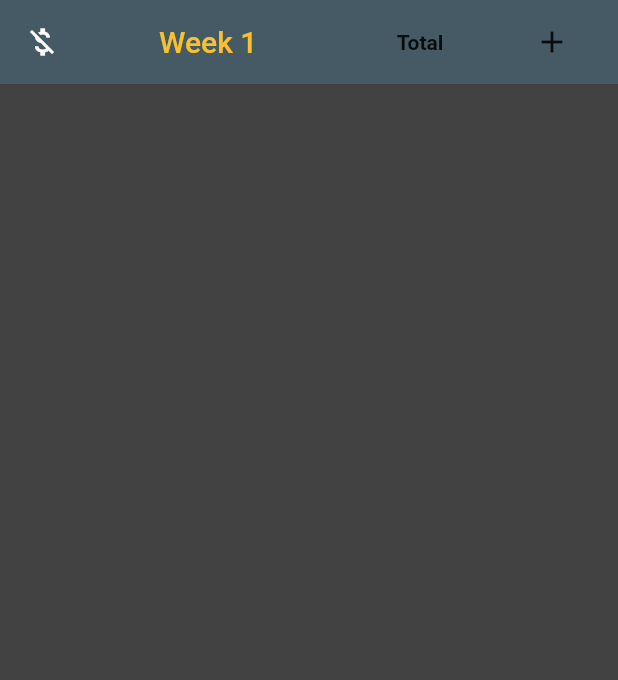
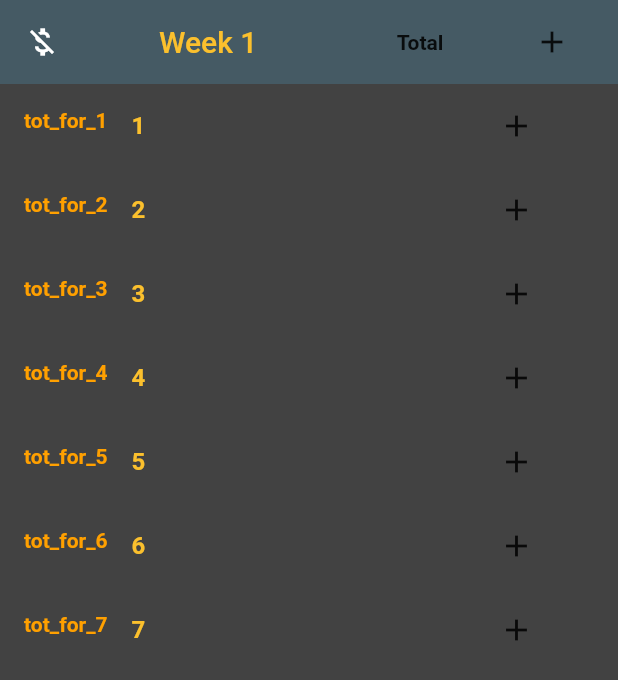
Before and after one commit to saivishnu725/Attendance, a Flutter app: the screen it shows after launch, on a phone screen of 412 x 824 dp. Shown: the top 680 px of the screen. Run offline on Flutter 3.47's test engine with Material 2 defaults, Android fonts, the phone set to English and light mode, and no system bars.

Commit message:
Gave separate listTile for everyone but somehow got no errors for 6 users but got for 7.

```diff
--- a/lib/data.dart
+++ b/lib/data.dart
@@ -1,6 +1,6 @@
 import 'package:flutter/material.dart';
 
-List<String> names = ['1', '2', '3', '4', '5', '6'];
+List<String> names = ['1', '2', '3', '4', '5', '6','7'];
 Widget actionAppBar() {
   return Row(children: [
     RaisedButton(
--- a/lib/mainscreen.dart
+++ b/lib/mainscreen.dart
@@ -46,13 +46,160 @@ class _MainScreenState extends State<MainScreen> {
       body: ListView(
         children: [
           //Moving away from the template cuz i dont have to add new ppl.
-          ListTile(),//1
-          ListTile(),//2
-          ListTile(),//3
-          ListTile(),//4
-          ListTile(),//5
-          ListTile(),//6
-          ListTile(),//7
+          ListTile(
+            leading: Text(
+              "tot_for_1",
+              style: TextStyle(
+                  color: Colors.amber[700], fontWeight: FontWeight.bold),
+            ),
+            title: Text(
+              names[0],
+              style: TextStyle(
+                  color: Colors.yellow[700], fontWeight: FontWeight.bold),
+            ),
+            trailing: RaisedButton.icon(
+              onPressed: () {
+                debugPrint("Add one for 1");
+              },
+              icon: Icon(Icons.add),
+              label: Text(" "),
+              elevation: 0.0,
+              color: Colors.grey[800],
+              splashColor: Colors.yellow[700],
+            ),
+          ), //1
+          ListTile(
+            leading: Text(
+              "tot_for_2",
+              style: TextStyle(
+                  color: Colors.amber[700], fontWeight: FontWeight.bold),
+            ),
+            title: Text(
+              names[1],
+              style: TextStyle(
+                  color: Colors.yellow[700], fontWeight: FontWeight.bold),
+            ),
+            trailing: RaisedButton.icon(
+              onPressed: () {
+                debugPrint("Add one for 2");
+              },
+              icon: Icon(Icons.add),
+              label: Text(" "),
+              elevation: 0.0,
+              color: Colors.grey[800],
+              splashColor: Colors.yellow[700],
+            ),
+          ), //2
+          ListTile(
+            leading: Text(
+              "tot_for_3",
+              style: TextStyle(
+                  color: Colors.amber[700], fontWeight: FontWeight.bold),
+            ),
+            title: Text(
+              names[2],
+              style: TextStyle(
+                  color: Colors.yellow[700], fontWeight: FontWeight.bold),
+            ),
+            trailing: RaisedButton.icon(
+              onPressed: () {
+                debugPrint("Add one for 3");
+              },
+              icon: Icon(Icons.add),
+              label: Text(" "),
+              elevation: 0.0,
+              color: Colors.grey[800],
+              splashColor: Colors.yellow[700],
+            ),
+          ), //3
+          ListTile(
+            leading: Text(
+              "tot_for_4",
+              style: TextStyle(
+                  color: Colors.amber[700], fontWeight: FontWeight.bold),
+            ),
+            title: Text(
+              names[3],
+              style: TextStyle(
+                  color: Colors.yellow[700], fontWeight: FontWeight.bold),
+            ),
+            trailing: RaisedButton.icon(
+              onPressed: () {
+                debugPrint("Add one for 4");
+              },
+              icon: Icon(Icons.add),
+              label: Text(" "),
+              elevation: 0.0,
+              color: Colors.grey[800],
+              splashColor: Colors.yellow[700],
+            ),
+          ), //4
+          ListTile(
+            leading: Text(
+              "tot_for_5",
+              style: TextStyle(
+                  color: Colors.amber[700], fontWeight: FontWeight.bold),
+            ),
+            title: Text(
+              names[4],
+              style: TextStyle(
+                  color: Colors.yellow[700], fontWeight: FontWeight.bold),
+            ),
+            trailing: RaisedButton.icon(
+              onPressed: () {
+                debugPrint("Add one for 5");
+              },
+              icon: Icon(Icons.add),
+              label: Text(" "),
+              elevation: 0.0,
+              color: Colors.grey[800],
+              splashColor: Colors.yellow[700],
+            ),
+          ), //5
+          ListTile(
+            leading: Text(
+              "tot_for_6",
+              style: TextStyle(
+                  color: Colors.amber[700], fontWeight: FontWeight.bold),
+            ),
+            title: Text(
+              names[5],
+              style: TextStyle(
+                  color: Colors.yellow[700], fontWeight: FontWeight.bold),
+            ),
+            trailing: RaisedButton.icon(
+              onPressed: () {
+                debugPrint("Add one for 6");
+              },
+              icon: Icon(Icons.add),
+              label: Text(" "),
+              elevation: 0.0,
+              color: Colors.grey[800],
+              splashColor: Colors.yellow[700],
+            ),
+          ), //6
+          ListTile(
+            leading: Text(
+              "tot_for_7",
+              style: TextStyle(
+                  color: Colors.amber[700], fontWeight: FontWeight.bold),
+            ),
+            title: Text(
+              names[6],
+              style: TextStyle(
+                  color: Colors.yellow[700], fontWeight: FontWeight.bold),
+            ),
+            trailing: RaisedButton.icon(
+              onPressed: () {
+                debugPrint("Add one for 7");
+              },
+              icon: Icon(Icons.add),
+              label: Text(" "),
+              elevation: 0.0,
+              color: Colors.grey[800],
+              splashColor: Colors.yellow[700],
+            ),
+          ), //7
         ],
       ),
     );
```
Also changed, not shown: 1 other file.
